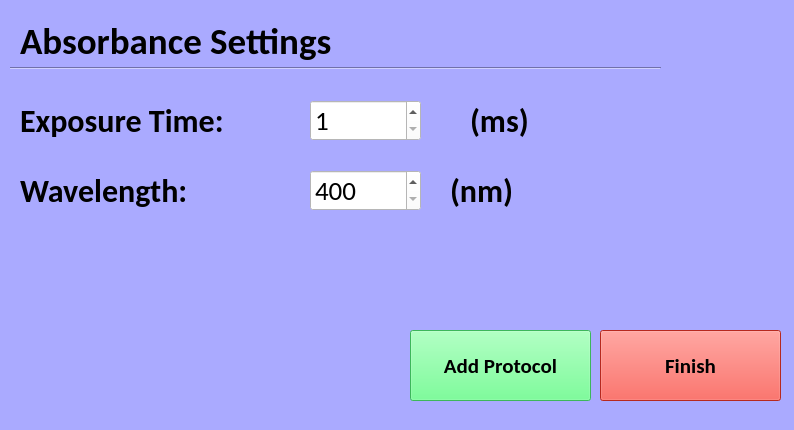
fabbondanza/MAK-2017, file PiGui/absMenu.ui: the form before one commit.
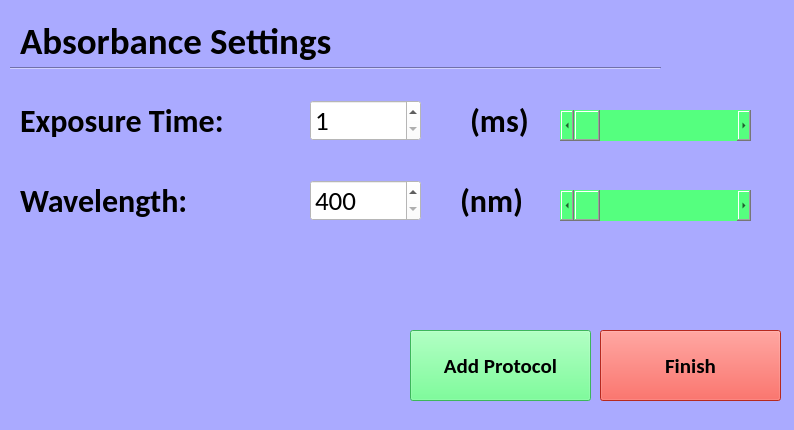
The form after the commit.

Commit message: Added protocol selection screen and absMenu, absSpecMenu screens

Diff of the .ui file:
```diff
--- a/PiGui/absMenu.ui
+++ b/PiGui/absMenu.ui
@@ -121,7 +121,7 @@
    <property name="geometry">
     <rect>
      <x>20</x>
-     <y>170</y>
+     <y>180</y>
      <width>311</width>
      <height>41</height>
     </rect>
@@ -142,7 +142,7 @@
    <property name="geometry">
     <rect>
      <x>310</x>
-     <y>170</y>
+     <y>180</y>
      <width>111</width>
      <height>41</height>
     </rect>
@@ -166,8 +166,8 @@
   <widget class="QLabel" name="label_5">
    <property name="geometry">
     <rect>
-     <x>450</x>
-     <y>170</y>
+     <x>460</x>
+     <y>180</y>
      <width>121</width>
      <height>41</height>
     </rect>
@@ -232,6 +232,50 @@
     <string>Add Protocol</string>
    </property>
   </widget>
+  <widget class="QScrollBar" name="exposureTimeScrollBar">
+   <property name="geometry">
+    <rect>
+     <x>560</x>
+     <y>110</y>
+     <width>191</width>
+     <height>31</height>
+    </rect>
+   </property>
+   <property name="styleSheet">
+    <string notr="true">background-color: rgb(85, 255, 127);</string>
+   </property>
+   <property name="minimum">
+    <number>1</number>
+   </property>
+   <property name="maximum">
+    <number>6500</number>
+   </property>
+   <property name="orientation">
+    <enum>Qt::Horizontal</enum>
+   </property>
+  </widget>
+  <widget class="QScrollBar" name="wavelengthScrollBar">
+   <property name="geometry">
+    <rect>
+     <x>560</x>
+     <y>190</y>
+     <width>191</width>
+     <height>31</height>
+    </rect>
+   </property>
+   <property name="styleSheet">
+    <string notr="true">background-color: rgb(85, 255, 127);</string>
+   </property>
+   <property name="minimum">
+    <number>400</number>
+   </property>
+   <property name="maximum">
+    <number>700</number>
+   </property>
+   <property name="orientation">
+    <enum>Qt::Horizontal</enum>
+   </property>
+  </widget>
   <zorder>label_4</zorder>
   <zorder>label_2</zorder>
   <zorder>line</zorder>
@@ -242,6 +286,8 @@
   <zorder>addProtocolButton</zorder>
   <zorder>exposureTimeSpinBox</zorder>
   <zorder>label</zorder>
+  <zorder>exposureTimeScrollBar</zorder>
+  <zorder>wavelengthScrollBar</zorder>
  </widget>
  <resources/>
  <connections/>
```
The commit also changes 2 other files.
